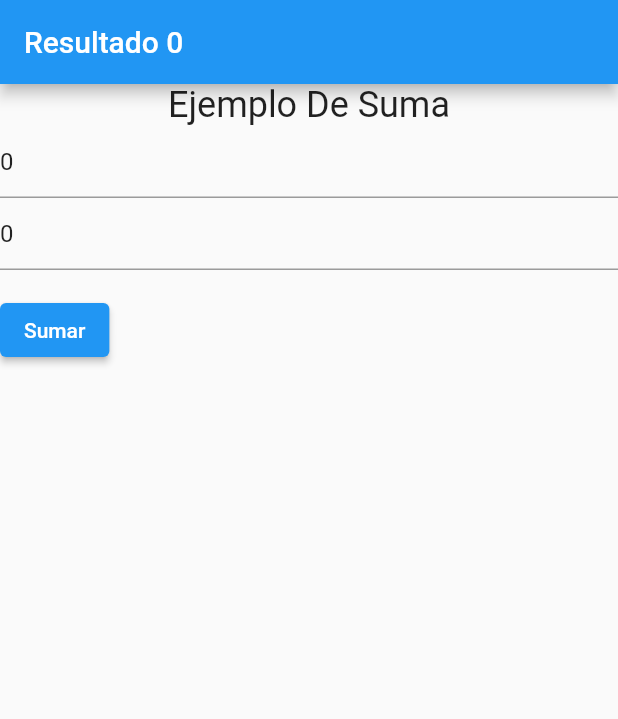
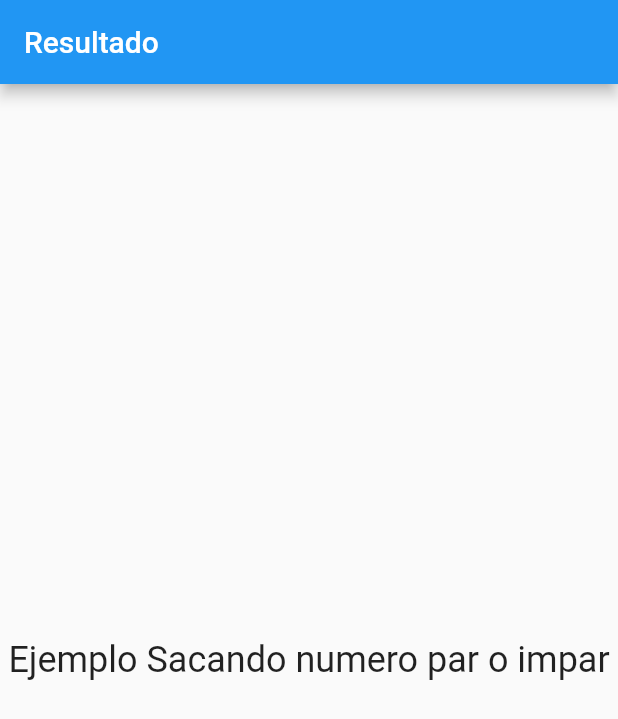
Before and after one commit to carlosdarioio/cf_flutter, a Flutter app: the screen it shows after launch, on a phone screen of 412 x 824 dp. Shown: the top 719 px of the screen. Run offline on Flutter 3.47's test engine with Material 2 defaults, Android fonts, the phone set to English and light mode, and no system bars.

Commit message:
Par o Impar Incompleto

```diff
--- /dev/null
+++ b/lib/SacandoParOImpar.dart
@@ -0,0 +1,39 @@
+import 'package:cf_flutter/services/parimpar_service.dart';
+import 'package:flutter/material.dart';
+import 'package:provider/provider.dart';
+
+class ParOImpar extends StatefulWidget {
+  ParOImpar({Key key}) : super(key: key);
+
+  @override
+  _ParOImparState createState() => _ParOImparState();
+}
+
+class _ParOImparState extends State<ParOImpar> {
+  @override
+  Widget build(BuildContext context) {
+    final poIService = Provider.of<ParOImparService>(context, listen: true);
+    poIService.xParOImpar.r = "";
+    poIService.xParOImpar.numero = 0;
+
+    return MaterialApp(
+      title: "appletenhtml",
+      home: Scaffold(
+        appBar: AppBar(
+          title: Text("Resultado ${poIService.xParOImpar.r}"),
+        ),
+        body: Column(
+          mainAxisAlignment: MainAxisAlignment.center,
+          crossAxisAlignment: CrossAxisAlignment.stretch,
+          children: <Widget>[
+            Center(
+                child: Text(
+              "Ejemplo Sacando numero par o impar",
+              style: TextStyle(fontSize: 24),
+            )),
+          ],
+        ),
+      ),
+    );
+  }
+}
--- a/lib/main.dart
+++ b/lib/main.dart
@@ -1,4 +1,6 @@
+import 'package:cf_flutter/SacandoParOImpar.dart';
 import 'package:cf_flutter/iniciando.dart';
+import 'package:cf_flutter/services/parimpar_service.dart';
 import 'package:flutter/material.dart';
 import 'package:provider/provider.dart';
 
@@ -14,13 +16,15 @@ class MyApp extends StatelessWidget {
     return MultiProvider(
       providers: [
         ChangeNotifierProvider(create: (_) => new UsuarioService()),
+        ChangeNotifierProvider(create: (_) => new ParOImparService()),
       ],
       child: MaterialApp(
           debugShowCheckedModeBanner: false,
           title: 'Practicando Flutter',
-          initialRoute: 'Iniciando',
+          initialRoute: 'ParOImpar',
           routes: {
             'Iniciando': (_) => Iniciando(),
+            'ParOImpar':(_)=>ParOImpar(),
           },
           theme: ThemeData(
             // Define the default brightness and colors.
--- /dev/null
+++ b/lib/models/paroimparmodel.dart
@@ -0,0 +1,9 @@
+class ParOImpar {
+  int numero;
+  String r;
+
+  ParOImpar({
+    this.numero,
+    this.r,
+  });
+}
--- /dev/null
+++ b/lib/services/parimpar_service.dart
@@ -0,0 +1,10 @@
+import 'package:cf_flutter/models/paroimparmodel.dart';
+import 'package:flutter/material.dart';
+
+class ParOImparService with ChangeNotifier {
+  ParOImpar xParOImpar = new ParOImpar();
+
+
+
+
+}
```
